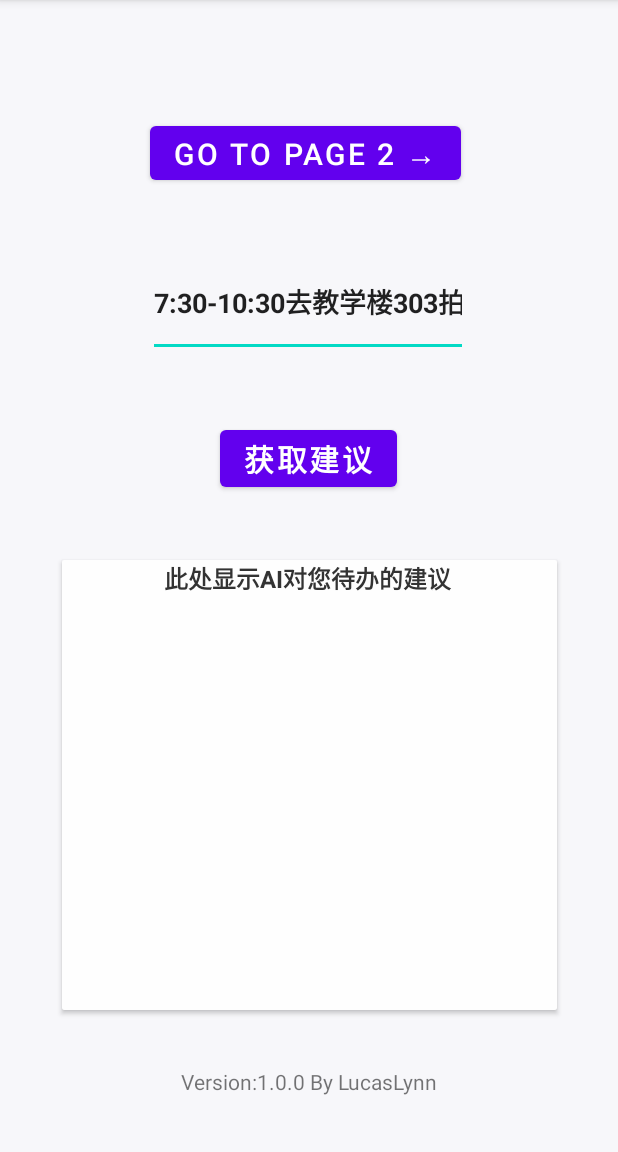
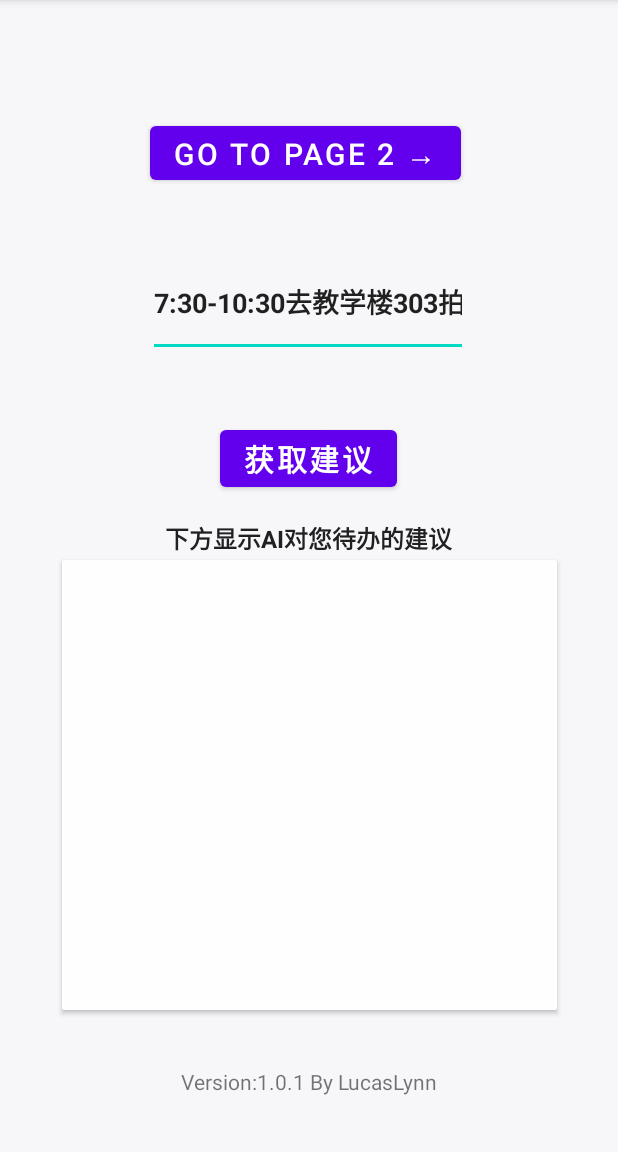
Before and after one commit to FormerOR/Smart-Todo-App, an Android app: the screen it shows after launch (FirstActivity), on a phone screen of 412 x 824 dp, the part 84-1236 px from its top. Run offline under Robolectric (Android 15) with nearby library versions, the phone set to English and light mode, and no system bars.

Commit message:
change tip v1.0.1

```diff
--- a/app/src/main/res/layout/first_layout.xml
+++ b/app/src/main/res/layout/first_layout.xml
@@ -71,7 +71,6 @@
             android:background="#FEFEFE"
             android:gravity="center_horizontal"
             android:lineSpacingExtra="8sp"
-            android:text="                 此处显示AI对您待办的建议"
             android:textAlignment="textStart"
             android:textColor="#333333"
             android:textSize="16sp"
@@ -82,10 +81,25 @@
         android:id="@+id/textView"
         android:layout_width="wrap_content"
         android:layout_height="wrap_content"
-        android:text="Version:1.0.0 By LucasLynn"
+        android:text="@string/version_text"
         app:layout_constraintBottom_toBottomOf="parent"
         app:layout_constraintEnd_toEndOf="parent"
         app:layout_constraintStart_toStartOf="parent"
         app:layout_constraintTop_toBottomOf="@+id/cardView" />
 
+    <TextView
+        android:id="@+id/textView3"
+        android:layout_width="wrap_content"
+        android:layout_height="wrap_content"
+        android:text="下方显示AI对您待办的建议"
+        android:textColor="#202021"
+        android:textSize="16sp"
+        android:textStyle="bold"
+        app:layout_constraintBottom_toTopOf="@+id/cardView"
+        app:layout_constraintEnd_toEndOf="parent"
+        app:layout_constraintHorizontal_bias="0.498"
+        app:layout_constraintStart_toStartOf="parent"
+        app:layout_constraintTop_toBottomOf="@+id/Button_get_adv"
+        app:layout_constraintVertical_bias="0.85" />
+
 </androidx.constraintlayout.widget.ConstraintLayout>
--- a/app/src/main/res/values/strings.xml
+++ b/app/src/main/res/values/strings.xml
@@ -1,3 +1,4 @@
 <resources>
     <string name="app_name">智慧待办</string>
+    <string name="version_text">Version:1.0.1 By LucasLynn</string>
 </resources>
```
